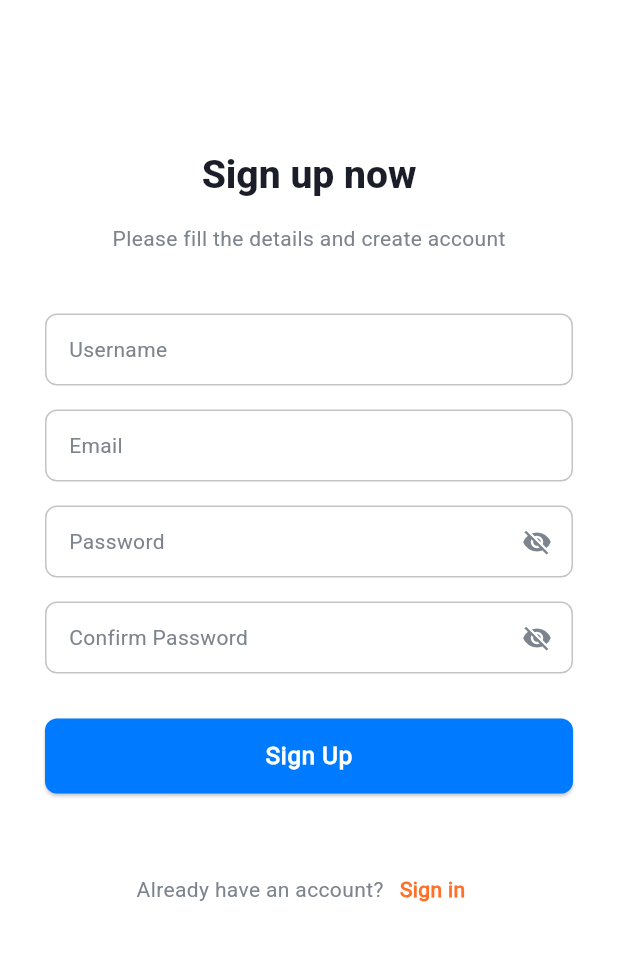
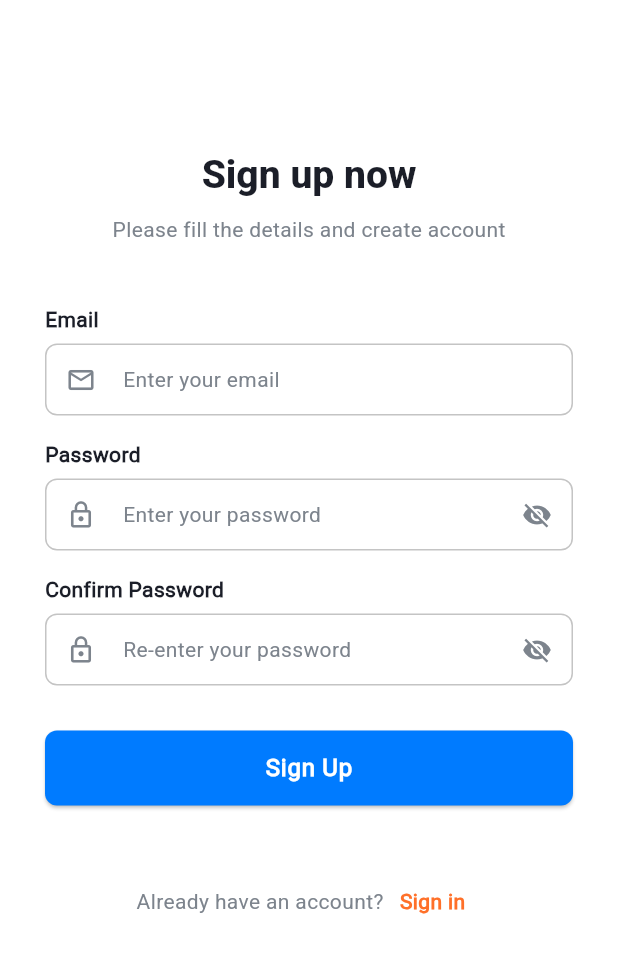
Before and after one commit to YB-TEAM/edu-review-hub, a Flutter app: the screen it shows after launch, after a tap on "Sign up", on a phone screen of 412 x 824 dp. Shown: the top 953 px of the screen. Run offline on Flutter 3.47's test engine with Material 3 defaults, Android fonts, the phone set to English and light mode, and no system bars; our stand-ins replace dartz, dio, flutter_bloc, get_it, logger, shared_preferences.

Commit message:
feat: enhance custom text and password fields with label and prefix icon support

```diff
--- a/mobile/edu_review_mobile/lib/common/widgets/text_field/custom_password_field.dart
+++ b/mobile/edu_review_mobile/lib/common/widgets/text_field/custom_password_field.dart
@@ -3,15 +3,21 @@
 import 'package:edu_review_mobile/common_libs.dart';
 
 class CustomPasswordField extends StatefulWidget {
+  final String? label;
   final String? placeholder;
   final TextEditingController controller;
   final String? Function(String?)? validator;
+  final Widget? prefixIcon;
+  final IconData? prefixIconData;
 
   const CustomPasswordField({
     super.key,
+    this.label,
     this.placeholder,
     required this.controller,
     this.validator,
+    this.prefixIcon,
+    this.prefixIconData,
   });
 
   @override
@@ -23,13 +29,51 @@ class _CustomPasswordFieldState extends State<CustomPasswordField> {
 
   @override
   Widget build(BuildContext context) {
-    return TextFormField(
+    Widget? styledPrefixIcon;
+    if (widget.prefixIcon != null) {
+      if (widget.prefixIcon is Icon) {
+        final icon = widget.prefixIcon as Icon;
+        styledPrefixIcon = Padding(
+          padding: const EdgeInsets.symmetric(horizontal: 8.0),
+          child: Icon(
+            icon.icon,
+            color: icon.color ?? AppColors.primaryGrey,
+            size: icon.size ?? 20,
+          ),
+        );
+      } else {
+        styledPrefixIcon = widget.prefixIcon;
+      }
+    } else if (widget.prefixIconData != null) {
+      styledPrefixIcon = Padding(
+        padding: const EdgeInsets.symmetric(horizontal: 8.0),
+        child: Icon(
+          widget.prefixIconData,
+          color: AppColors.primaryGrey,
+          size: 20,
+        ),
+      );
+    }
+    return Column(
+      crossAxisAlignment: CrossAxisAlignment.start,
+      children: [
+        if (widget.label != null) ...[
+          Text(
+            widget.label!,
+            style: Theme.of(context).textTheme.bodyMedium?.copyWith(
+              fontWeight: FontWeight.w600,
+              color: AppColors.textBlack,
+            ),
+          ),
+          const SizedBox(height: 6),
+        ],
+        TextFormField(
           controller: widget.controller,
           obscureText: _obscureText,
           validator: widget.validator,
           style: Theme.of(context).textTheme.bodyMedium,
           decoration: InputDecoration(
-        hintText: widget.placeholder ?? 'Password',
+            hintText: widget.placeholder,
             hintStyle: Theme.of(
               context,
             ).textTheme.bodyMedium?.copyWith(color: AppColors.textGrey),
@@ -40,7 +84,10 @@ class _CustomPasswordFieldState extends State<CustomPasswordField> {
               horizontal: 12,
             ),
             enabledBorder: OutlineInputBorder(
-          borderSide: BorderSide(color: AppColors.secondaryGrey, width: 1.0),
+              borderSide: BorderSide(
+                color: AppColors.secondaryGrey,
+                width: 1.0,
+              ),
               borderRadius: BorderRadius.circular(8.0),
             ),
             focusedBorder: OutlineInputBorder(
@@ -51,11 +98,17 @@ class _CustomPasswordFieldState extends State<CustomPasswordField> {
               borderRadius: BorderRadius.circular(8.0),
             ),
             errorBorder: OutlineInputBorder(
-          borderSide: const BorderSide(color: AppColors.primaryRed, width: 2.0),
+              borderSide: const BorderSide(
+                color: AppColors.primaryRed,
+                width: 2.0,
+              ),
               borderRadius: BorderRadius.circular(8.0),
             ),
             focusedErrorBorder: OutlineInputBorder(
-          borderSide: const BorderSide(color: AppColors.primaryRed, width: 2.0),
+              borderSide: const BorderSide(
+                color: AppColors.primaryRed,
+                width: 2.0,
+              ),
               borderRadius: BorderRadius.circular(8.0),
             ),
             suffixIcon: IconButton(
@@ -71,8 +124,11 @@ class _CustomPasswordFieldState extends State<CustomPasswordField> {
                 });
               },
             ),
+            prefixIcon: styledPrefixIcon,
           ),
           autovalidateMode: AutovalidateMode.onUserInteraction,
+        ),
+      ],
     );
   }
 }
--- a/mobile/edu_review_mobile/lib/common/widgets/text_field/custom_text_field.dart
+++ b/mobile/edu_review_mobile/lib/common/widgets/text_field/custom_text_field.dart
@@ -1,28 +1,68 @@
 import 'package:edu_review_mobile/common_libs.dart';
 
 class CustomTextField extends StatelessWidget {
+  final String? label;
   final String placeholder;
   final bool obscureText;
   final TextEditingController controller;
   final Widget? suffixIcon;
+  final Widget? prefixIcon;
+  final IconData? prefixIconData;
   final TextInputType? keyboardType;
   final String? Function(String?)? validator;
   final void Function(String)? onChanged;
 
   const CustomTextField({
     super.key,
+    this.label,
     required this.placeholder,
     required this.controller,
     this.validator,
     this.obscureText = false,
     this.suffixIcon,
+    this.prefixIcon,
+    this.prefixIconData,
     this.keyboardType,
     this.onChanged,
   });
 
   @override
   Widget build(BuildContext context) {
-    return TextFormField(
+    Widget? styledPrefixIcon;
+    if (prefixIcon != null) {
+      if (prefixIcon is Icon) {
+        final icon = prefixIcon as Icon;
+        styledPrefixIcon = Padding(
+          padding: const EdgeInsets.symmetric(horizontal: 8.0),
+          child: Icon(
+            icon.icon,
+            color: icon.color ?? AppColors.primaryGrey,
+            size: icon.size ?? 20,
+          ),
+        );
+      } else {
+        styledPrefixIcon = prefixIcon;
+      }
+    } else if (prefixIconData != null) {
+      styledPrefixIcon = Padding(
+        padding: const EdgeInsets.symmetric(horizontal: 8.0),
+        child: Icon(prefixIconData, color: AppColors.primaryGrey, size: 20),
+      );
+    }
+    return Column(
+      crossAxisAlignment: CrossAxisAlignment.start,
+      children: [
+        if (label != null) ...[
+          Text(
+            label!,
+            style: Theme.of(context).textTheme.bodyMedium?.copyWith(
+              fontWeight: FontWeight.w600,
+              color: AppColors.textBlack,
+            ),
+          ),
+          const SizedBox(height: 6),
+        ],
+        TextFormField(
           controller: controller,
           obscureText: obscureText,
           keyboardType: keyboardType,
@@ -41,7 +81,10 @@ class CustomTextField extends StatelessWidget {
               horizontal: 12,
             ),
             enabledBorder: OutlineInputBorder(
-          borderSide: BorderSide(color: AppColors.secondaryGrey, width: 1.0),
+              borderSide: BorderSide(
+                color: AppColors.secondaryGrey,
+                width: 1.0,
+              ),
               borderRadius: BorderRadius.circular(8.0),
             ),
             focusedBorder: OutlineInputBorder(
@@ -52,16 +95,25 @@ class CustomTextField extends StatelessWidget {
               borderRadius: BorderRadius.circular(8.0),
             ),
             errorBorder: OutlineInputBorder(
-          borderSide: const BorderSide(color: AppColors.primaryRed, width: 2.0),
+              borderSide: const BorderSide(
+                color: AppColors.primaryRed,
+                width: 2.0,
+              ),
               borderRadius: BorderRadius.circular(8.0),
             ),
             focusedErrorBorder: OutlineInputBorder(
-          borderSide: const BorderSide(color: AppColors.primaryRed, width: 2.0),
+              borderSide: const BorderSide(
+                color: AppColors.primaryRed,
+                width: 2.0,
+              ),
               borderRadius: BorderRadius.circular(8.0),
             ),
             suffixIcon: suffixIcon,
+            prefixIcon: styledPrefixIcon,
           ),
           autovalidateMode: AutovalidateMode.onUserInteraction,
+        ),
+      ],
     );
   }
 }
--- a/mobile/edu_review_mobile/lib/features/auth/presentation/pages/sign_in.page.dart
+++ b/mobile/edu_review_mobile/lib/features/auth/presentation/pages/sign_in.page.dart
@@ -32,7 +32,9 @@ class _SignInPageState extends State<SignInPage> {
       return 'Please enter email';
     }
     // Kiểm tra định dạng email
-    final emailRegex = RegExp(r'^[a-zA-Z0-9._%+-]+@[a-zA-Z0-9.-]+\.[a-zA-Z]{2,}$');
+    final emailRegex = RegExp(
+      r'^[a-zA-Z0-9._%+-]+@[a-zA-Z0-9.-]+\.[a-zA-Z]{2,}$',
+    );
     if (!emailRegex.hasMatch(value)) {
       return 'Please enter a valid email address';
     }
@@ -63,14 +65,13 @@ class _SignInPageState extends State<SignInPage> {
         _passwordController.text.isNotEmpty &&
         _validateEmail(_emailController.text) == null &&
         _validatePassword(_passwordController.text) == null) {
-
       context.read<ButtonStateCubit>().execute(
         usecase: sl<SignInUseCase>(),
         params: SignInParams(
           email: _emailController.text,
           password: _passwordController.text,
           token: "token",
-        )
+        ),
       );
     }
   }
@@ -79,9 +80,7 @@ class _SignInPageState extends State<SignInPage> {
     Navigator.pushNamed(context, RouteConstant.signUp);
   }
 
-  void _handleForgotPassword() {
-
-  }
+  void _handleForgotPassword() {}
 
   void _handleTapOutside() {
     FocusScope.of(context).unfocus();
@@ -94,10 +93,10 @@ class _SignInPageState extends State<SignInPage> {
         create: (context) => ButtonStateCubit(),
         child: BlocListener<ButtonStateCubit, ButtonState>(
           listener: (context, state) {
-            if(state is ButtonSuccessState) {
+            if (state is ButtonSuccessState) {
               Navigator.pushReplacementNamed(context, RouteConstant.profile);
             }
-            if(state is ButtonFailureState) {
+            if (state is ButtonFailureState) {
               showAppDialog(
                 context: context,
                 title: 'Error',
@@ -116,34 +115,50 @@ class _SignInPageState extends State<SignInPage> {
           child: GestureDetector(
             onTap: _handleTapOutside,
             child: SingleChildScrollView(
-              padding: EdgeInsets.fromLTRB(30, 140, 30, 0),
+              padding: EdgeInsets.fromLTRB(30, 80, 30, 0),
               child: Column(
                 mainAxisAlignment: MainAxisAlignment.center,
-                children:[
+                children: [
+                  Image.asset(
+                    'assets/images/logo_edureview.png',
+                    width: 140,
+                    height: 140,
+                  ),
+                  const SizedBox(height: 24),
                   Text(
-                    'Sign in now',
-                    style: Theme.of(context).textTheme.headlineLarge,
+                    'Welcome back!',
+                    style: Theme.of(context).textTheme.headlineLarge?.copyWith(
+                      fontWeight: FontWeight.w700,
+                      color: AppColors.textBlack,
+                    ),
+                    textAlign: TextAlign.center,
                   ),
-                  SizedBox(height: 16),
+                  const SizedBox(height: 10),
                   Text(
-                    'Please sign in to continue using our app',
-                    style: Theme.of(context).textTheme.bodyMedium?.copyWith(
-                      color: AppColors.textGrey,
-                    ),
+                    'Sign in to continue using the app',
+                    style: Theme.of(
+                      context,
+                    ).textTheme.bodyMedium?.copyWith(color: AppColors.textGrey),
+                    textAlign: TextAlign.center,
                   ),
-                  SizedBox(height: 40),
+                  const SizedBox(height: 40),
                   Form(
                     key: _formKey,
                     child: Column(
                       mainAxisSize: MainAxisSize.min,
                       children: [
                         CustomTextField(
-                          placeholder: 'Email',
+                          label: 'Email',
+                          placeholder: 'Enter your email',
+                          prefixIconData: Icons.email_outlined,
                           controller: _emailController,
                           validator: _validateEmail,
                         ),
                         SizedBox(height: 16),
                         CustomPasswordField(
+                          label: 'Password',
+                          placeholder: 'Enter your password',
+                          prefixIcon: Icon(Icons.lock_outline),
                           controller: _passwordController,
                           validator: _validatePassword,
                         ),
@@ -154,14 +169,14 @@ class _SignInPageState extends State<SignInPage> {
                             title: "Forgot Password?",
                           ),
                         ),
-                        SizedBox(height: 30),
+                        SizedBox(height: 16),
                         Builder(
                           builder: (context) {
                             return PrimaryButton(
                               title: "Sign In",
                               onPressed: () => _handleSignIn(context),
                             );
-                          }
+                          },
                         ),
                         SizedBox(height: 40),
                         Row(
@@ -169,9 +184,8 @@ class _SignInPageState extends State<SignInPage> {
                           children: [
                             Text(
                               "Don't have an account?",
-                              style: Theme.of(context).textTheme.bodyMedium?.copyWith(
-                                color: AppColors.textGrey,
-                              ),
+                              style: Theme.of(context).textTheme.bodyMedium
+                                  ?.copyWith(color: AppColors.textGrey),
                             ),
                             CustomTextButton(
                               onPressed: _handleSignUp,
--- a/mobile/edu_review_mobile/lib/features/auth/presentation/pages/sign_up.page.dart
+++ b/mobile/edu_review_mobile/lib/features/auth/presentation/pages/sign_up.page.dart
@@ -19,32 +19,14 @@ class SignUpPage extends StatefulWidget {
 }
 
 class _SignUpPageState extends State<SignUpPage> {
-  final TextEditingController _usernameController = TextEditingController();
   final TextEditingController _emailController = TextEditingController();
   final TextEditingController _passwordController = TextEditingController();
-  final TextEditingController _confirmedpasswordController = TextEditingController();
+  final TextEditingController _confirmedpasswordController =
+      TextEditingController();
   final _formKey = GlobalKey<FormState>();
 
   // Track if form has been submitted to show validation errors
   bool _isFormSubmitted = false;
-
-  String? _validateUsername(String? value) {
-    if (!_isFormSubmitted) return null;
-    if (value == null || value.isEmpty) {
-      return 'Please enter username';
-    }
-    if (value.length < 3) {
-      return 'Username must be at least 3 characters';
-    }
-    if (value.length > 20) {
-      return 'Username cannot exceed 20 characters';
-    }
-    // Kiểm tra ký tự đặc biệt
-    if (!RegExp(r'^[a-zA-Z0-9_]+$').hasMatch(value)) {
-      return 'Username can only contain letters, numbers and underscore';
-    }
-    return null;
-  }
 
   String? _validateEmail(String? value) {
     if (!_isFormSubmitted) return null;
@@ -52,7 +34,9 @@ class _SignUpPageState extends State<SignUpPage> {
       return 'Please enter email';
     }
     // Kiểm tra định dạng email
-    final emailRegex = RegExp(r'^[a-zA-Z0-9._%+-]+@[a-zA-Z0-9.-]+\.[a-zA-Z]{2,}$');
+    final emailRegex = RegExp(
+      r'^[a-zA-Z0-9._%+-]+@[a-zA-Z0-9.-]+\.[a-zA-Z]{2,}$',
+    );
     if (!emailRegex.hasMatch(value)) {
       return 'Please enter a valid email address';
     }
@@ -97,22 +81,20 @@ class _SignUpPageState extends State<SignUpPage> {
     _formKey.currentState!.validate();
 
     // Check if form is valid before proceeding
-    if (_usernameController.text.isNotEmpty &&
-        _emailController.text.isNotEmpty &&
+    if (_emailController.text.isNotEmpty &&
         _passwordController.text.isNotEmpty &&
         _confirmedpasswordController.text.isNotEmpty &&
-        _validateUsername(_usernameController.text) == null &&
         _validateEmail(_emailController.text) == null &&
         _validatePassword(_passwordController.text) == null &&
         _validateConfirmedPassword(_confirmedpasswordController.text) == null) {
-
       context.read<ButtonStateCubit>().execute(
         usecase: sl<SignUpUseCase>(),
         params: SignUpParams(
           email: _emailController.text,
           password: _passwordController.text,
-          userName: _usernameController.text,
-          token: "oTsU8cUUxGVwPJPGQPZb1MHjmZXjOxKA3ghkSMsGs6eXf3PIvzCxabRESjmbeKyS"
+          userName: "HT",
+          token:
+              "oTsU8cUUxGVwPJPGQPZb1MHjmZXjOxKA3ghkSMsGs6eXf3PIvzCxabRESjmbeKyS",
         ),
       );
     }
@@ -133,10 +115,10 @@ class _SignUpPageState extends State<SignUpPage> {
         create: (context) => ButtonStateCubit(),
         child: BlocListener<ButtonStateCubit, ButtonState>(
           listener: (context, state) {
-            if(state is ButtonSuccessState) {
+            if (state is ButtonSuccessState) {
               Navigator.pushReplacementNamed(context, RouteConstant.profile);
             }
-            if(state is ButtonFailureState) {
+            if (state is ButtonFailureState) {
               showAppDialog(
                 context: context,
                 title: 'Error',
@@ -158,17 +140,17 @@ class _SignUpPageState extends State<SignUpPage> {
               padding: EdgeInsets.fromLTRB(30, 100, 30, 0),
               child: Column(
                 mainAxisAlignment: MainAxisAlignment.center,
-                children:[
+                children: [
                   Text(
                     'Sign up now',
                     style: Theme.of(context).textTheme.headlineLarge,
                   ),
-                  SizedBox(height: 16),
+                  SizedBox(height: 10),
                   Text(
                     'Please fill the details and create account',
-                    style: Theme.of(context).textTheme.bodyMedium?.copyWith(
-                      color: AppColors.textGrey,
-                    ),
+                    style: Theme.of(
+                      context,
+                    ).textTheme.bodyMedium?.copyWith(color: AppColors.textGrey),
                   ),
                   SizedBox(height: 40),
                   Form(
@@ -177,26 +159,27 @@ class _SignUpPageState extends State<SignUpPage> {
                       mainAxisSize: MainAxisSize.min,
                       children: [
                         CustomTextField(
-                          placeholder: 'Username',
-                          controller: _usernameController,
-                          validator: _validateUsername,
-                        ),
-                        SizedBox(height: 16),
-                        CustomTextField(
-                          placeholder: 'Email',
+                          label: 'Email',
+                          placeholder: 'Enter your email',
                           controller: _emailController,
                           validator: _validateEmail,
+                          prefixIconData: Icons.email_outlined,
                         ),
                         SizedBox(height: 16),
                         CustomPasswordField(
+                          label: 'Password',
+                          placeholder: 'Enter your password',
                           controller: _passwordController,
                           validator: _validatePassword,
+                          prefixIconData: Icons.lock_outline,
                         ),
                         SizedBox(height: 16),
                         CustomPasswordField(
-                          placeholder: "Confirm Password",
+                          label: 'Confirm Password',
+                          placeholder: 'Re-enter your password',
                           controller: _confirmedpasswordController,
                           validator: _validateConfirmedPassword,
+                          prefixIconData: Icons.lock_outline,
                         ),
                         SizedBox(height: 30),
                         Builder(
@@ -205,7 +188,7 @@ class _SignUpPageState extends State<SignUpPage> {
                               title: "Sign Up",
                               onPressed: () => _handleSignUp(context),
                             );
-                          }
+                          },
                         ),
                         SizedBox(height: 40),
                         Row(
@@ -213,9 +196,8 @@ class _SignUpPageState extends State<SignUpPage> {
                           children: [
                             Text(
                               "Already have an account?",
-                              style: Theme.of(context).textTheme.bodyMedium?.copyWith(
-                                color: AppColors.textGrey,
-                              ),
+                              style: Theme.of(context).textTheme.bodyMedium
+                                  ?.copyWith(color: AppColors.textGrey),
                             ),
                             CustomTextButton(
                               onPressed: _handleSignIn,
@@ -237,7 +219,6 @@ class _SignUpPageState extends State<SignUpPage> {
 
   @override
   void dispose() {
-    _usernameController.dispose();
     _emailController.dispose();
     _passwordController.dispose();
     super.dispose();
--- a/mobile/edu_review_mobile/pubspec.yaml
+++ b/mobile/edu_review_mobile/pubspec.yaml
@@ -39,7 +39,6 @@ dependencies:
 
   #create random ID
   uuid: ^4.5.1
-
 
 dev_dependencies:
   flutter_test:
```
Also changed, not shown: mobile/edu_review_mobile/assets/images/logo_edureview.png (added). Lines whose indentation alone changed are shown as unchanged.
